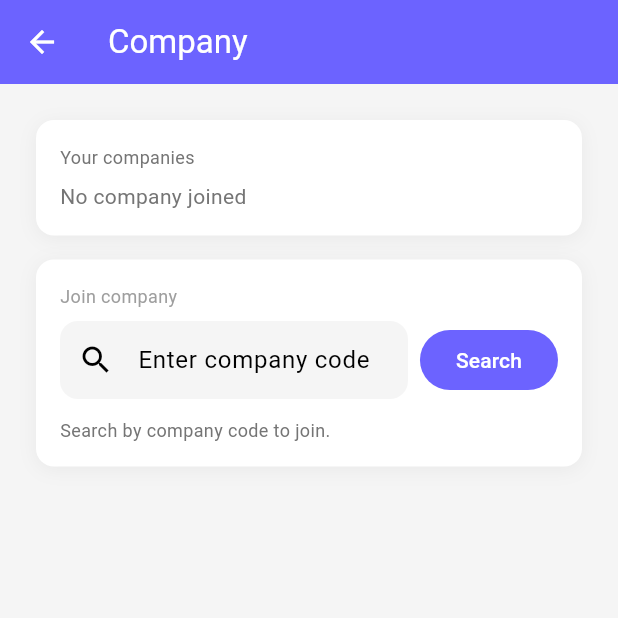
After one commit to trongnhanunofficial/shixin, a Flutter app: the ProfileView screen opened by its route, after a tap on "Company", on a phone screen of 412 x 824 dp, the top half of it. The commit adds this screen. Run offline on Flutter 3.47's test engine with Material 3 defaults, Android fonts, the phone set to English and light mode, and no system bars; our stand-ins replace cloud_firestore, emoji_picker_flutter, firebase_core, get, image_picker, shared_preferences; accounts and stored records are empty; network calls fail.

Commit message:
feat: Implement company management features including joining and searching for companies

```diff
--- a/lib/app/core/constants/firebase_constants.dart
+++ b/lib/app/core/constants/firebase_constants.dart
@@ -16,6 +16,7 @@ class FirebaseConstants {
   static const String fieldCreatedAt = 'createdAt';
   static const String fieldLastSeen = 'lastSeen';
   static const String fieldIsOnline = 'isOnline';
+  static const String fieldCompanies = 'companies';
 
   // Auth account fields
   static const String fieldPhoneNumberNormalized = 'phoneNumberNormalized';
--- /dev/null
+++ b/lib/app/data/company_catalog.dart
@@ -0,0 +1,15 @@
+import 'models/company_model.dart';
+
+const Map<String, CompanyModel> kCompanyCatalog = {
+  'SX40637': CompanyModel(code: 'SX40637', name: 'LiteChat'),
+  'VL12457': CompanyModel(code: 'VL12457', name: 'Denta'),
+  'EO27271': CompanyModel(code: 'EO27271', name: 'Peter'),
+};
+
+CompanyModel? companyForCode(String input) {
+  final normalized = input.trim().toUpperCase();
+  if (normalized.isEmpty) {
+    return null;
+  }
+  return kCompanyCatalog[normalized];
+}
--- /dev/null
+++ b/lib/app/data/models/company_model.dart
@@ -0,0 +1,23 @@
+class CompanyModel {
+  final String code;
+  final String name;
+
+  const CompanyModel({
+    required this.code,
+    required this.name,
+  });
+
+  factory CompanyModel.fromJson(Map<String, dynamic> json) {
+    return CompanyModel(
+      code: json['code'] ?? '',
+      name: json['name'] ?? '',
+    );
+  }
+
+  Map<String, dynamic> toJson() {
+    return {
+      'code': code,
+      'name': name,
+    };
+  }
+}
--- a/lib/app/data/models/user_model.dart
+++ b/lib/app/data/models/user_model.dart
@@ -1,6 +1,7 @@
 import 'package:cloud_firestore/cloud_firestore.dart';
 
 import '../../core/utils/phone_utils.dart';
+import 'company_model.dart';
 
 class UserModel {
   final String uid;
@@ -12,6 +13,7 @@ class UserModel {
   final DateTime createdAt;
   final DateTime lastSeen;
   final bool isOnline;
+  final List<CompanyModel> companies;
 
   UserModel({
     required this.uid,
@@ -23,10 +25,22 @@ class UserModel {
     required this.createdAt,
     required this.lastSeen,
     this.isOnline = false,
+    this.companies = const [],
   });
 
   factory UserModel.fromJson(Map<String, dynamic> json) {
     final phoneNumber = json['phoneNumber'] ?? '';
+    final rawCompanies = json['companies'];
+    final companies = <CompanyModel>[];
+    if (rawCompanies is List) {
+      for (final entry in rawCompanies) {
+        if (entry is Map<String, dynamic>) {
+          companies.add(CompanyModel.fromJson(entry));
+        } else if (entry is Map) {
+          companies.add(CompanyModel.fromJson(Map<String, dynamic>.from(entry)));
+        }
+      }
+    }
     return UserModel(
       uid: json['uid'] ?? '',
       phoneNumber: phoneNumber,
@@ -38,6 +52,7 @@ class UserModel {
       createdAt: (json['createdAt'] as Timestamp?)?.toDate() ?? DateTime.now(),
       lastSeen: (json['lastSeen'] as Timestamp?)?.toDate() ?? DateTime.now(),
       isOnline: json['isOnline'] ?? false,
+      companies: companies,
     );
   }
 
@@ -52,6 +67,7 @@ class UserModel {
       'createdAt': Timestamp.fromDate(createdAt),
       'lastSeen': Timestamp.fromDate(lastSeen),
       'isOnline': isOnline,
+      'companies': companies.map((company) => company.toJson()).toList(),
     };
   }
 
@@ -65,6 +81,7 @@ class UserModel {
     DateTime? createdAt,
     DateTime? lastSeen,
     bool? isOnline,
+    List<CompanyModel>? companies,
   }) {
     return UserModel(
       uid: uid ?? this.uid,
@@ -76,6 +93,7 @@ class UserModel {
       createdAt: createdAt ?? this.createdAt,
       lastSeen: lastSeen ?? this.lastSeen,
       isOnline: isOnline ?? this.isOnline,
+      companies: companies ?? this.companies,
     );
   }
 }
--- a/lib/app/data/services/auth_service.dart
+++ b/lib/app/data/services/auth_service.dart
@@ -9,6 +9,7 @@ import 'package:shared_preferences/shared_preferences.dart';
 
 import '../../core/constants/firebase_constants.dart';
 import '../../core/utils/phone_utils.dart';
+import '../models/company_model.dart';
 import '../models/user_model.dart';
 
 class AuthService extends GetxService {
@@ -49,6 +50,7 @@ class AuthService extends GetxService {
     required String name,
     required String phoneNumber,
     required String password,
+    CompanyModel? company,
   }) async {
     final normalizedName = name.trim();
     if (normalizedName.length < 2) {
@@ -83,7 +85,7 @@ class AuthService extends GetxService {
           throw _AuthException('Phone number is already registered.');
         }
 
-        transaction.set(userDocRef, {
+        final userPayload = <String, dynamic>{
           FirebaseConstants.fieldUid: userDocRef.id,
           FirebaseConstants.fieldName: normalizedName,
           FirebaseConstants.fieldPhoneNumber: normalizedPhone,
@@ -93,7 +95,12 @@ class AuthService extends GetxService {
           FirebaseConstants.fieldCreatedAt: nowTimestamp,
           FirebaseConstants.fieldLastSeen: nowTimestamp,
           FirebaseConstants.fieldIsOnline: true,
-        });
+        };
+        if (company != null) {
+          userPayload[FirebaseConstants.fieldCompanies] = [company.toJson()];
+        }
+
+        transaction.set(userDocRef, userPayload);
 
         transaction.set(authDocRef, {
           FirebaseConstants.fieldUid: userDocRef.id,
@@ -113,6 +120,7 @@ class AuthService extends GetxService {
         createdAt: now,
         lastSeen: now,
         isOnline: true,
+        companies: company == null ? [] : [company],
       );
 
       currentUser.value = userModel;
--- a/lib/app/data/services/user_service.dart
+++ b/lib/app/data/services/user_service.dart
@@ -3,6 +3,7 @@ import 'package:get/get.dart';
 
 import '../../core/constants/firebase_constants.dart';
 import '../../core/utils/phone_utils.dart';
+import '../models/company_model.dart';
 import '../models/user_model.dart';
 
 class UserService extends GetxService {
@@ -167,6 +168,16 @@ class UserService extends GetxService {
     }
   }
 
+  Future<void> updateCompanies({
+    required String uid,
+    required List<CompanyModel> companies,
+  }) async {
+    await _usersRef.doc(uid).update({
+      FirebaseConstants.fieldCompanies:
+          companies.map((company) => company.toJson()).toList(),
+    });
+  }
+
   List<List<String>> _chunkList(List<String> source, int chunkSize) {
     final chunks = <List<String>>[];
     for (var i = 0; i < source.length; i += chunkSize) {
--- a/lib/app/modules/auth/register/register_controller.dart
+++ b/lib/app/modules/auth/register/register_controller.dart
@@ -1,6 +1,7 @@
 import 'package:flutter/material.dart';
 import 'package:get/get.dart';
 
+import '../../../data/company_catalog.dart';
 import '../../../data/services/auth_service.dart';
 import '../../../routes/app_routes.dart';
 import '../../../core/utils/snackbar_utils.dart';
@@ -13,6 +14,7 @@ class RegisterController extends GetxController {
   final nameController = TextEditingController();
   final phoneController = TextEditingController();
   final passwordController = TextEditingController();
+  final companyCodeController = TextEditingController();
   final formKey = GlobalKey<FormState>();
 
   final isLoading = false.obs;
@@ -56,15 +58,28 @@ class RegisterController extends GetxController {
     return null;
   }
 
+  String? validateCompanyCode(String? value) {
+    final trimmed = value?.trim() ?? '';
+    if (trimmed.isEmpty) {
+      return null;
+    }
+    if (companyForCode(trimmed) == null) {
+      return 'Invalid company code.';
+    }
+    return null;
+  }
+
   Future<void> register() async {
     if (!formKey.currentState!.validate()) return;
 
     isLoading.value = true;
     try {
+      final company = companyForCode(companyCodeController.text);
       await _authService.register(
         phoneNumber: '${countryCode.value}${phoneController.text.trim()}',
         password: passwordController.text,
         name: nameController.text.trim(),
+        company: company,
       );
       SnackbarUtils.showSuccess('Registration successful.');
       Get.offAllNamed(AppRoutes.home);
@@ -84,6 +99,7 @@ class RegisterController extends GetxController {
     nameController.dispose();
     phoneController.dispose();
     passwordController.dispose();
+    companyCodeController.dispose();
     super.onClose();
   }
 
--- a/lib/app/modules/auth/register/register_view.dart
+++ b/lib/app/modules/auth/register/register_view.dart
@@ -123,6 +123,18 @@ class RegisterView extends GetView<RegisterController> {
                     ),
                   ),
                 ),
+                const SizedBox(height: 16),
+
+                // Company code field
+                TextFormField(
+                  controller: controller.companyCodeController,
+                  validator: controller.validateCompanyCode,
+                  textCapitalization: TextCapitalization.characters,
+                  decoration: const InputDecoration(
+                    labelText: 'Company Code (optional)',
+                    prefixIcon: Icon(Icons.business_outlined),
+                  ),
+                ),
                 const SizedBox(height: 24),
 
                 // Register button
--- /dev/null
+++ b/lib/app/modules/profile/company_view.dart
@@ -0,0 +1,197 @@
+import 'package:flutter/material.dart';
+import 'package:get/get.dart';
+
+import '../../core/theme/app_colors.dart';
+import '../../data/models/user_model.dart';
+import 'profile_controller.dart';
+
+class CompanyView extends GetView<ProfileController> {
+  const CompanyView({super.key});
+
+  @override
+  Widget build(BuildContext context) {
+    return Scaffold(
+      appBar: AppBar(title: const Text('Company')),
+      body: Obx(() {
+        final user = controller.currentUser;
+        if (user == null) {
+          return const Center(child: CircularProgressIndicator());
+        }
+
+        return ListView(
+          padding: const EdgeInsets.all(24),
+          children: [
+            _buildCompaniesCard(user),
+            const SizedBox(height: 16),
+            _buildJoinCompanyCard(user, controller),
+          ],
+        );
+      }),
+    );
+  }
+
+  Widget _buildCompaniesCard(UserModel user) {
+    final companies = user.companies;
+    return Container(
+      padding: const EdgeInsets.all(16),
+      decoration: BoxDecoration(
+        color: Colors.white,
+        borderRadius: BorderRadius.circular(12),
+        boxShadow: [
+          BoxShadow(
+            color: Colors.black.withValues(alpha: 0.05),
+            blurRadius: 10,
+            offset: const Offset(0, 2),
+          ),
+        ],
+      ),
+      child: Column(
+        crossAxisAlignment: CrossAxisAlignment.start,
+        children: [
+          Text(
+            'Your companies',
+            style: TextStyle(fontSize: 12, color: Colors.grey[600]),
+          ),
+          const SizedBox(height: 8),
+          if (companies.isEmpty)
+            Text(
+              'No company joined',
+              style: TextStyle(fontSize: 14, color: Colors.grey[600]),
+            )
+          else
+            Column(
+              children: [
+                for (final company in companies) ...[
+                  Row(
+                    children: [
+                      const Icon(Icons.business, color: AppColors.primary),
+                      const SizedBox(width: 12),
+                      Expanded(
+                        child: Text(
+                          company.name,
+                          style: const TextStyle(
+                            fontSize: 16,
+                            fontWeight: FontWeight.w600,
+                          ),
+                        ),
+                      ),
+                      Text(
+                        company.code,
+                        style:
+                            TextStyle(fontSize: 14, color: Colors.grey[600]),
+                      ),
+                    ],
+                  ),
+                  const SizedBox(height: 12),
+                ],
+              ],
+            ),
+        ],
+      ),
+    );
+  }
+
+  Widget _buildJoinCompanyCard(
+    UserModel user,
+    ProfileController controller,
+  ) {
+    return Container(
+      padding: const EdgeInsets.all(16),
+      decoration: BoxDecoration(
+        color: Colors.white,
+        borderRadius: BorderRadius.circular(12),
+        boxShadow: [
+          BoxShadow(
+            color: Colors.black.withValues(alpha: 0.05),
+            blurRadius: 10,
+            offset: const Offset(0, 2),
+          ),
+        ],
+      ),
+      child: Column(
+        crossAxisAlignment: CrossAxisAlignment.start,
+        children: [
+          const Text(
+            'Join company',
+            style: TextStyle(fontSize: 12, color: Colors.grey),
+          ),
+          const SizedBox(height: 8),
+          Row(
+            children: [
+              Expanded(
+                child: TextField(
+                  controller: controller.companySearchController,
+                  textCapitalization: TextCapitalization.characters,
+                  textInputAction: TextInputAction.search,
+                  onSubmitted: (_) => controller.searchCompany(),
+                  decoration: const InputDecoration(
+                    hintText: 'Enter company code',
+                    prefixIcon: Icon(Icons.search),
+                  ),
+                ),
+              ),
+              const SizedBox(width: 8),
+              FilledButton(
+                onPressed: controller.searchCompany,
+                child: const Text('Search'),
+              ),
+            ],
+          ),
+          const SizedBox(height: 12),
+          Obx(() {
+            if (!controller.hasSearchedCompany.value) {
+              return Text(
+                'Search by company code to join.',
+                style: TextStyle(fontSize: 12, color: Colors.grey[600]),
+              );
+            }
+
+            final company = controller.companySearchResult.value;
+            final message = controller.companySearchMessage.value;
+
+            if (company == null) {
+              return Text(
+                message ?? 'Company not found.',
+                style: TextStyle(fontSize: 12, color: Colors.grey[600]),
+              );
+            }
+
+            final alreadyJoined = user.companies.any(
+              (item) => item.code.toUpperCase() == company.code.toUpperCase(),
+            );
+
+            return Row(
+              children: [
+                Expanded(
+                  child: Text(
+                    '${company.name} (${company.code})',
+                    style: const TextStyle(
+                      fontSize: 16,
+                      fontWeight: FontWeight.w500,
+                    ),
+                  ),
+                ),
+                const SizedBox(width: 8),
+                Obx(
+                  () => FilledButton(
+                    onPressed: controller.isJoiningCompany.value ||
+                            alreadyJoined
+                        ? null
+                        : controller.joinSearchedCompany,
+                    child: controller.isJoiningCompany.value
+                        ? const SizedBox(
+                            width: 18,
+                            height: 18,
+                            child: CircularProgressIndicator(strokeWidth: 2),
+                          )
+                        : Text(alreadyJoined ? 'Joined' : 'Join'),
+                  ),
+                ),
+              ],
+            );
+          }),
+        ],
+      ),
+    );
+  }
+}
--- a/lib/app/modules/profile/profile_controller.dart
+++ b/lib/app/modules/profile/profile_controller.dart
@@ -5,6 +5,8 @@ import 'package:get/get.dart';
 import 'package:image_picker/image_picker.dart';
 
 import '../../core/utils/snackbar_utils.dart';
+import '../../data/company_catalog.dart';
+import '../../data/models/company_model.dart';
 import '../../data/models/user_model.dart';
 import '../../data/services/auth_service.dart';
 import '../../data/services/cloudinary_service.dart';
@@ -16,9 +18,15 @@ class ProfileController extends GetxController {
   final CloudinaryService _cloudinaryService = Get.find<CloudinaryService>();
 
   final nameController = TextEditingController();
+  final companySearchController = TextEditingController();
   final isEditing = false.obs;
   final isLoading = false.obs;
   final isAvatarUploading = false.obs;
+  final hasSearchedCompany = false.obs;
+  final isJoiningCompany = false.obs;
+
+  final companySearchResult = Rxn<CompanyModel>();
+  final companySearchMessage = RxnString();
 
   UserModel? get currentUser => _authService.currentUser.value;
 
@@ -100,9 +108,70 @@ class ProfileController extends GetxController {
     }
   }
 
+  void searchCompany() {
+    final keyword = companySearchController.text.trim();
+    if (keyword.isEmpty) {
+      companySearchResult.value = null;
+      companySearchMessage.value = null;
+      hasSearchedCompany.value = false;
+      return;
+    }
+
+    final company = companyForCode(keyword);
+    hasSearchedCompany.value = true;
+    if (company == null) {
+      companySearchResult.value = null;
+      companySearchMessage.value = 'Company code not found.';
+    } else {
+      companySearchResult.value = company;
+      companySearchMessage.value = null;
+    }
+  }
+
+  Future<void> joinSearchedCompany() async {
+    final user = currentUser;
+    final company = companySearchResult.value;
+    if (user == null) {
+      SnackbarUtils.showError('User not available.');
+      return;
+    }
+    if (company == null) {
+      SnackbarUtils.showError('Please search for a company code first.');
+      return;
+    }
+
+    final alreadyJoined = user.companies.any(
+      (item) => item.code.toUpperCase() == company.code.toUpperCase(),
+    );
+    if (alreadyJoined) {
+      SnackbarUtils.showError('You already joined this company.');
+      return;
+    }
+
+    isJoiningCompany.value = true;
+    try {
+      final updatedCompanies = [...user.companies, company];
+      await _userService.updateCompanies(
+        uid: user.uid,
+        companies: updatedCompanies,
+      );
+
+      _authService.currentUser.value = user.copyWith(
+        companies: updatedCompanies,
+      );
+
+      SnackbarUtils.showSuccess('Company joined successfully.');
+    } catch (e) {
+      SnackbarUtils.showError('Failed to join company.');
+    } finally {
+      isJoiningCompany.value = false;
+    }
+  }
+
   @override
   void onClose() {
     nameController.dispose();
+    companySearchController.dispose();
     super.onClose();
   }
 }
--- a/lib/app/modules/profile/widgets/profile_content.dart
+++ b/lib/app/modules/profile/widgets/profile_content.dart
@@ -3,6 +3,7 @@ import 'package:get/get.dart';
 
 import '../../../core/theme/app_colors.dart';
 import '../profile_controller.dart';
+import '../company_view.dart';
 
 class ProfileContent extends StatelessWidget {
   final ProfileController controller;
@@ -140,6 +141,28 @@ class ProfileContent extends StatelessWidget {
                 ),
               ),
             ),
+            const SizedBox(height: 16),
+            GestureDetector(
+              onTap: () => Get.to(() => const CompanyView()),
+              child: _buildInfoCard(
+                icon: Icons.business,
+                label: 'Company',
+                child: Row(
+                  children: [
+                    Expanded(
+                      child: Text(
+                        _companySummary(user.companies.length),
+                        style: const TextStyle(
+                          fontSize: 16,
+                          fontWeight: FontWeight.w500,
+                        ),
+                      ),
+                    ),
+                    Icon(Icons.chevron_right, color: Colors.grey[400]),
+                  ],
+                ),
+              ),
+            ),
             if (onLogout != null) ...[
               const SizedBox(height: 32),
               SizedBox(
@@ -163,6 +186,16 @@ class ProfileContent extends StatelessWidget {
         ),
       );
     });
+  }
+
+  String _companySummary(int count) {
+    if (count == 0) {
+      return 'No company joined';
+    }
+    if (count == 1) {
+      return '1 company joined';
+    }
+    return '$count companies joined';
   }
 
   Widget _buildInfoCard({
```
